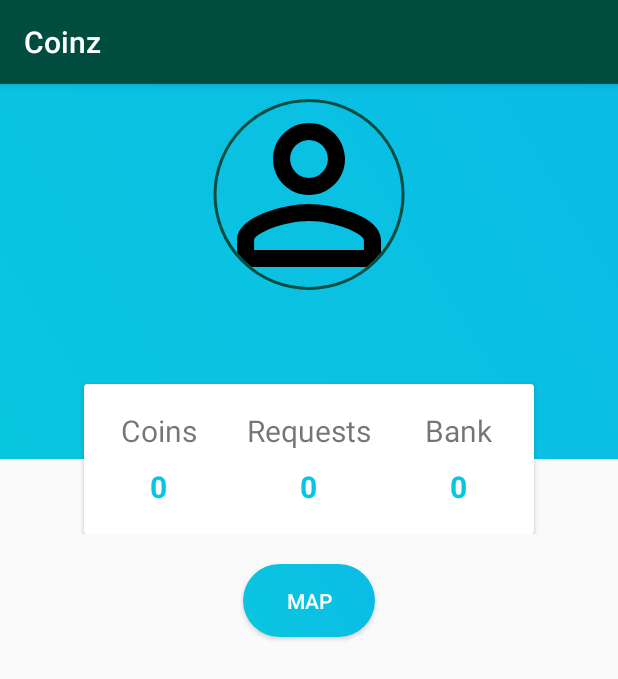
After one commit to CiaranJohnson/Coinz, an Android app: the ProfileActivity screen opened directly, with no data from a screen before it, on a phone screen of 412 x 824 dp. The commit adds this screen. Shown: the top 679 px of the screen. Run offline under Robolectric (Android 15) with nearby library versions, the light colour scheme and no system bars; our stand-ins replace CircleImageView, Firebase (no records; nobody signed in at launch, a user with empty details on screens opened directly); network calls fail; 2 statements that could not run were skipped.

Commit message:
Set up firestore database for wallet and user info

```diff
--- a/app/src/main/AndroidManifest.xml
+++ b/app/src/main/AndroidManifest.xml
@@ -17,7 +17,7 @@
         <activity android:name=".MainActivity" />
         <activity android:name=".SignInActivity" />
         <activity android:name=".SignUpActivity" />
-        <activity android:name=".MapActivity" >
+        <activity android:name=".MapActivity">
             <intent-filter>
                 <action android:name="android.intent.action.MAIN" />
 
@@ -25,7 +25,8 @@
             </intent-filter>
         </activity>
         <activity android:name=".SettingsActivity" />
-        <activity android:name=".BankActivity"></activity>
+        <activity android:name=".BankActivity" />
+        <activity android:name=".ProfileActivity"></activity>
     </application>
 
 </manifest>
--- /dev/null
+++ b/app/src/main/java/com/example/tech/coinz/ProfileActivity.java
@@ -0,0 +1,83 @@
+package com.example.tech.coinz;
+
+import android.content.Intent;
+import android.support.annotation.NonNull;
+import android.support.v7.app.AppCompatActivity;
+import android.os.Bundle;
+import android.util.Log;
+import android.view.View;
+import android.widget.Button;
+import android.widget.TextView;
+
+import com.google.android.gms.tasks.OnCompleteListener;
+import com.google.android.gms.tasks.OnFailureListener;
+import com.google.android.gms.tasks.Task;
+import com.google.firebase.auth.FirebaseAuth;
+import com.google.firebase.auth.FirebaseUser;
+import com.google.firebase.firestore.DocumentSnapshot;
+import com.google.firebase.firestore.FirebaseFirestore;
+
+import java.util.concurrent.Future;
+import java.util.concurrent.FutureTask;
+
+public class ProfileActivity extends AppCompatActivity {
+
+    private static final String TAG = "ProfileActivity";
+    private Button mapBtn;
+    TextView nameTxt, coinsTxt;
+
+    private FirebaseUser user;
+    private FirebaseAuth firebaseAuth;
+    private FirebaseFirestore db = FirebaseFirestore.getInstance();
+
+
+    @Override
+    protected void onCreate(Bundle savedInstanceState) {
+        super.onCreate(savedInstanceState);
+        setContentView(R.layout.activity_profile);
+
+        firebaseAuth = FirebaseAuth.getInstance();
+        user = firebaseAuth.getCurrentUser();
+
+        nameTxt = (TextView) findViewById(R.id.addNameTxt);
+        coinsTxt = (TextView) findViewById(R.id.txtCoins);
+        mapBtn = (Button) findViewById(R.id.mapButton);
+
+        nameTxt.setText(user.getDisplayName());
+
+        mapBtn.setOnClickListener(new View.OnClickListener() {
+            @Override
+            public void onClick(View v) {
+                Intent intent = new Intent(ProfileActivity.this, MapActivity.class);
+                startActivity(intent);
+            }
+        });
+
+
+        db.collection("App").document("User").collection(user.getUid())
+                .document("User Info").get().addOnCompleteListener(new OnCompleteListener<DocumentSnapshot>() {
+
+            @Override
+            public void onComplete(@NonNull Task<DocumentSnapshot> task) {
+                if (task.isSuccessful()) {
+                    Log.d(TAG, "onComplete: Got the Wallet Count successfully from firestore");
+                    DocumentSnapshot documentSnapshot = task.getResult();
+                    Object object = documentSnapshot.get("WalletCount");
+                    coinsTxt.setText(object.toString());
+                    Log.d(TAG, "onComplete: " + object.toString() + " coin/s in the wallet");
+                }
+            }
+        }).addOnFailureListener(new OnFailureListener() {
+            @Override
+            public void onFailure(@NonNull Exception e) {
+                Log.d(TAG, "onFailure: " + e);
+            }
+        });
+
+//
+//        DatabaseWork dw = new DatabaseWork();
+//        Integer walletCount =  dw.getWalletCount();
+//        coinsTxt.setText(walletCount.toString());
+
+    }
+}
--- /dev/null
+++ b/app/src/main/res/drawable/buttonstyleithgradient.xml
@@ -0,0 +1,15 @@
+<?xml version="1.0" encoding="utf-8"?>
+<shape xmlns:android="http://schemas.android.com/apk/res/android">
+
+    <gradient
+        android:angle="45"
+        android:startColor="@color/colorStartBlue"
+        android:endColor="@color/colorEndBlue"/>
+
+    <corners android:radius="45dp"/>
+    <padding android:bottom="15dp"
+        android:right="15dp"
+        android:left="15dp"
+        android:top="15dp"/>
+
+</shape>
--- /dev/null
+++ b/app/src/main/res/drawable/gradientbackground.xml
@@ -0,0 +1,7 @@
+<?xml version="1.0" encoding="utf-8"?>
+<shape xmlns:android="http://schemas.android.com/apk/res/android">
+    <gradient android:angle="45"
+        android:startColor="@color/colorStartBlue"
+        android:endColor="@color/colorEndBlue"
+        />
+</shape>
--- /dev/null
+++ b/app/src/main/res/drawable/ic_person_outline_black_24dp.xml
@@ -0,0 +1,9 @@
+<vector xmlns:android="http://schemas.android.com/apk/res/android"
+        android:width="24dp"
+        android:height="24dp"
+        android:viewportWidth="24.0"
+        android:viewportHeight="24.0">
+    <path
+        android:fillColor="#FF000000"
+        android:pathData="M12,5.9c1.16,0 2.1,0.94 2.1,2.1s-0.94,2.1 -2.1,2.1S9.9,9.16 9.9,8s0.94,-2.1 2.1,-2.1m0,9c2.97,0 6.1,1.46 6.1,2.1v1.1L5.9,18.1L5.9,17c0,-0.64 3.13,-2.1 6.1,-2.1M12,4C9.79,4 8,5.79 8,8s1.79,4 4,4 4,-1.79 4,-4 -1.79,-4 -4,-4zM12,13c-2.67,0 -8,1.34 -8,4v3h16v-3c0,-2.66 -5.33,-4 -8,-4z"/>
+</vector>
--- /dev/null
+++ b/app/src/main/res/layout/activity_profile.xml
@@ -0,0 +1,153 @@
+<?xml version="1.0" encoding="utf-8"?>
+<LinearLayout xmlns:android="http://schemas.android.com/apk/res/android"
+    xmlns:app="http://schemas.android.com/apk/res-auto"
+    xmlns:tools="http://schemas.android.com/tools"
+    android:layout_width="match_parent"
+    android:layout_height="match_parent"
+    tools:context=".ProfileActivity"
+    android:background="@color/colorGrayLight"
+    android:orientation="vertical">
+
+    <RelativeLayout
+        android:layout_width="match_parent"
+        android:layout_height="300dp">
+        <LinearLayout
+            android:background="@drawable/gradientbackground"
+            android:layout_width="match_parent"
+            android:layout_height="250dp"
+            android:orientation="vertical">
+
+
+            <de.hdodenhof.circleimageview.CircleImageView
+                app:civ_border_color="@color/colorPrimary"
+                app:civ_border_width="2dp"
+                android:id="@+id/profilePicture"
+                android:layout_width="144dp"
+                android:layout_height="127dp"
+                android:layout_gravity="center_horizontal"
+                android:layout_marginTop="10dp"
+                android:src="@drawable/ic_person_outline_black_24dp" />
+            <TextView
+                android:layout_marginTop="10dp"
+                android:layout_gravity="center_horizontal"
+                android:layout_width="wrap_content"
+                android:layout_height="wrap_content"
+                android:text="Name"
+                android:id="@+id/addNameTxt"
+                android:textColor="#fff"
+                android:textStyle="bold"
+                android:textSize="21sp"/>
+
+        </LinearLayout>
+        <android.support.v7.widget.CardView
+            android:layout_width="300dp"
+            android:layout_height="100dp"
+            android:layout_centerHorizontal="true"
+            android:layout_marginTop="200dp">
+
+            <LinearLayout
+                android:layout_width="match_parent"
+                android:layout_height="match_parent"
+                android:orientation="horizontal"
+                android:weightSum="3">
+                <LinearLayout
+                    android:layout_width="0dp"
+                    android:layout_weight="1"
+                    android:layout_height="match_parent"
+                    android:gravity="center"
+                    android:orientation="vertical">
+                    <TextView
+                        android:layout_width="wrap_content"
+                        android:layout_height="wrap_content"
+                        android:text="Coins"
+                        android:textSize="20sp"
+                        />
+
+                    <TextView
+                        android:id="@+id/txtCoins"
+                        android:layout_width="wrap_content"
+                        android:layout_height="wrap_content"
+                        android:paddingTop="10dp"
+                        android:text="0"
+                        android:textColor="@color/colorStartBlue"
+                        android:textSize="20sp"
+                        android:textStyle="bold" />
+                </LinearLayout>
+
+                <LinearLayout
+                    android:layout_width="0dp"
+                    android:layout_weight="1"
+                    android:layout_height="match_parent"
+                    android:gravity="center"
+                    android:orientation="vertical">
+
+                    <TextView
+                        android:layout_width="wrap_content"
+                        android:layout_height="wrap_content"
+                        android:text="Requests"
+                        android:textSize="20sp" />
+
+                    <TextView
+                        android:id="@+id/txtNumRequests"
+                        android:layout_width="wrap_content"
+                        android:layout_height="wrap_content"
+                        android:paddingTop="10dp"
+                        android:text="0"
+                        android:textColor="@color/colorStartBlue"
+                        android:textSize="20sp"
+                        android:textStyle="bold" />
+                </LinearLayout>
+
+                <LinearLayout
+                    android:layout_width="0dp"
+                    android:layout_weight="1"
+                    android:layout_height="match_parent"
+                    android:gravity="center"
+                    android:orientation="vertical">
+
+                    <TextView
+                        android:layout_width="wrap_content"
+                        android:layout_height="wrap_content"
+                        android:text="@string/Bank"
+                        android:textSize="20sp" />
+
+                    <TextView
+                        android:id="@+id/txtHelped"
+                        android:layout_width="wrap_content"
+                        android:layout_height="wrap_content"
+                        android:paddingTop="10dp"
+                        android:text="0"
+                        android:textColor="@color/colorStartBlue"
+                        android:textSize="20sp"
+                        android:textStyle="bold" />
+                </LinearLayout>
+            </LinearLayout>
+        </android.support.v7.widget.CardView>
+    </RelativeLayout>
+
+    <Button
+        android:id="@+id/mapButton"
+        android:layout_width="wrap_content"
+        android:layout_height="wrap_content"
+        android:layout_gravity="center"
+        android:layout_marginTop="20dp"
+        android:background="@drawable/buttonstyleithgradient"
+        android:text="Map"
+        android:textColor="#fff" />
+
+</LinearLayout>
+
+
+
+
+    <!--<?xml version="1.0" encoding="utf-8"?>-->
+<!--<android.support.constraint.ConstraintLayout xmlns:android="http://schemas.android.com/apk/res/android"-->
+    <!--xmlns:app="http://schemas.android.com/apk/res-auto"-->
+    <!--xmlns:tools="http://schemas.android.com/tools"-->
+    <!--android:layout_width="match_parent"-->
+    <!--android:layout_height="match_parent"-->
+    <!--tools:context=".ProfileActivity">-->
+    <!---->
+    <!---->
+
+<!--</android.support.constraint.ConstraintLayout>-->
```
Also changed, not shown: app/build.gradle (+10 -2 lines), app/src/main/java/com/example/tech/coinz/DatabaseWork.java (added, +61 -0 lines), app/src/main/java/com/example/tech/coinz/MapActivity.java (+75 -3 lines), app/src/main/java/com/example/tech/coinz/SignUpActivity.java (+12 -4 lines).
